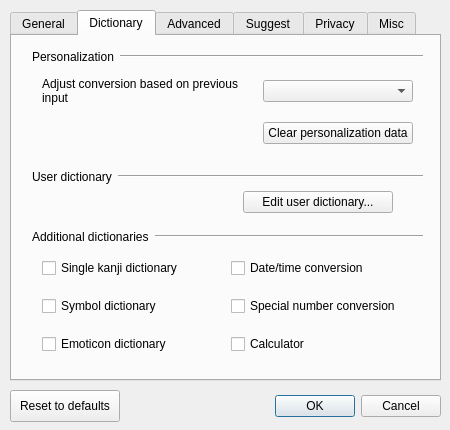
First picture: the form in src/gui/config_dialog/config_dialog.ui, repository niw/mozc, before the edit.
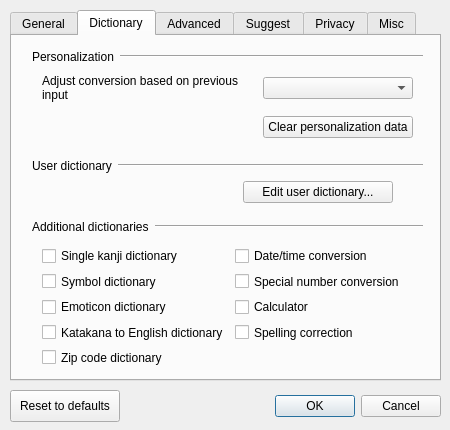
Second picture: the form after the edit. The open tabs and pages were chosen to show the change. Custom widgets are drawn as their Qt base class.

```diff
--- a/src/gui/config_dialog/config_dialog.ui
+++ b/src/gui/config_dialog/config_dialog.ui
@@ -277,7 +277,7 @@
         <x>30</x>
         <y>30</y>
         <width>371</width>
-        <height>91</height>
+        <height>81</height>
        </rect>
       </property>
       <layout class="QGridLayout" name="gridLayout_5">
@@ -327,7 +327,7 @@
       <property name="geometry">
        <rect>
         <x>30</x>
-        <y>150</y>
+        <y>140</y>
         <width>351</width>
         <height>32</height>
        </rect>
@@ -419,6 +419,27 @@
          </property>
         </widget>
        </item>
+       <item row="3" column="1">
+        <widget class="QCheckBox" name="spellingCorrectionCheckBox">
+         <property name="text">
+          <string>Spelling correction</string>
+         </property>
+        </widget>
+       </item>
+       <item row="3" column="0">
+        <widget class="QCheckBox" name="t13nDictionaryCheckBox">
+         <property name="text">
+          <string>Katakana to English dictionary</string>
+         </property>
+        </widget>
+       </item>
+       <item row="4" column="0">
+        <widget class="QCheckBox" name="zipcodeDictionaryCheckBox">
+         <property name="text">
+          <string>Zip code dictionary</string>
+         </property>
+        </widget>
+       </item>
       </layout>
      </widget>
      <widget class="QWidget" name="horizontalLayoutWidget_5">
@@ -457,7 +478,7 @@
       <property name="geometry">
        <rect>
         <x>20</x>
-        <y>190</y>
+        <y>180</y>
         <width>391</width>
         <height>21</height>
        </rect>
@@ -489,7 +510,7 @@
       <property name="geometry">
        <rect>
         <x>20</x>
-        <y>131</y>
+        <y>120</y>
         <width>391</width>
         <height>20</height>
        </rect>
```
Left out of the diff: 9 changed lines with no effect on the pictures.
